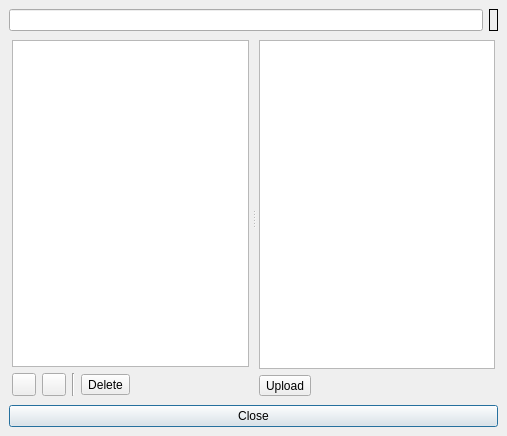
First picture: the form in trunk/app/ftpbrowserdialog.ui, repository BackupTheBerlios/imagerocket-svn, before the edit.
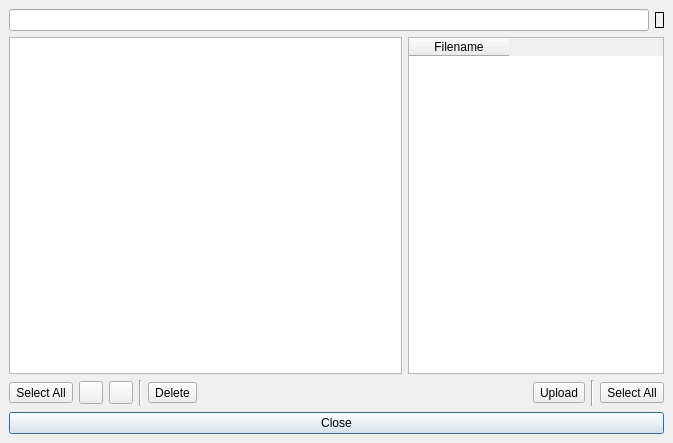
Second picture: the form after the edit. Icons and pictures are not drawn. Custom widgets are drawn as their Qt base class.

Commit message: Added FTP browser upload support

```diff
--- a/trunk/app/ftpbrowserdialog.ui
+++ b/trunk/app/ftpbrowserdialog.ui
@@ -8,8 +8,8 @@
    <rect>
     <x>0</x>
     <y>0</y>
-    <width>507</width>
-    <height>436</height>
+    <width>673</width>
+    <height>443</height>
    </rect>
   </property>
   <property name="windowTitle" >
@@ -22,8 +22,111 @@
    <property name="spacing" >
     <number>6</number>
    </property>
-   <item row="0" column="1" >
+   <item row="1" column="0" colspan="10" >
+    <layout class="QHBoxLayout" >
+     <property name="margin" >
+      <number>0</number>
+     </property>
+     <property name="spacing" >
+      <number>6</number>
+     </property>
+     <item>
+      <widget class="EnterTableView" name="tblFtpView" >
+       <property name="sizePolicy" >
+        <sizepolicy>
+         <hsizetype>7</hsizetype>
+         <vsizetype>7</vsizetype>
+         <horstretch>0</horstretch>
+         <verstretch>0</verstretch>
+        </sizepolicy>
+       </property>
+       <property name="showGrid" >
+        <bool>false</bool>
+       </property>
+      </widget>
+     </item>
+     <item>
+      <widget class="QTableWidget" name="tblImages" >
+       <property name="sizePolicy" >
+        <sizepolicy>
+         <hsizetype>5</hsizetype>
+         <vsizetype>7</vsizetype>
+         <horstretch>0</horstretch>
+         <verstretch>0</verstretch>
+        </sizepolicy>
+       </property>
+       <property name="showGrid" >
+        <bool>false</bool>
+       </property>
+       <column>
+        <property name="text" >
+         <string>Filename</string>
+        </property>
+       </column>
+      </widget>
+     </item>
+    </layout>
+   </item>
+   <item row="2" column="5" >
+    <spacer>
+     <property name="orientation" >
+      <enum>Qt::Horizontal</enum>
+     </property>
+     <property name="sizeHint" >
+      <size>
+       <width>81</width>
+       <height>26</height>
+      </size>
+     </property>
+    </spacer>
+   </item>
+   <item row="2" column="8" colspan="2" >
+    <widget class="QToolButton" name="btnSelectAllLocal" >
+     <property name="text" >
+      <string>Select All</string>
+     </property>
+    </widget>
+   </item>
+   <item row="2" column="6" >
+    <widget class="QToolButton" name="btnUpload" >
+     <property name="toolTip" >
+      <string>Upload</string>
+     </property>
+     <property name="text" >
+      <string>Upload</string>
+     </property>
+     <property name="icon" >
+      <iconset resource="pixmaps.qrc" >:/pixmaps/back.png</iconset>
+     </property>
+     <property name="toolButtonStyle" >
+      <enum>Qt::ToolButtonTextBesideIcon</enum>
+     </property>
+    </widget>
+   </item>
+   <item row="3" column="0" colspan="10" >
+    <widget class="QPushButton" name="btnClose" >
+     <property name="text" >
+      <string>Close</string>
+     </property>
+    </widget>
+   </item>
+   <item row="0" column="0" colspan="9" >
+    <widget class="QLineEdit" name="linFtpPosition" >
+     <property name="readOnly" >
+      <bool>true</bool>
+     </property>
+    </widget>
+   </item>
+   <item row="0" column="9" >
     <widget class="QLabel" name="lblStatus" >
+     <property name="sizePolicy" >
+      <sizepolicy>
+       <hsizetype>0</hsizetype>
+       <vsizetype>0</vsizetype>
+       <horstretch>0</horstretch>
+       <verstretch>0</verstretch>
+      </sizepolicy>
+     </property>
      <property name="frameShape" >
       <enum>QFrame::Box</enum>
      </property>
@@ -35,27 +138,21 @@
      </property>
     </widget>
    </item>
-   <item row="0" column="0" >
-    <widget class="QLineEdit" name="linFtpPosition" >
-     <property name="readOnly" >
-      <bool>true</bool>
-     </property>
-    </widget>
-   </item>
-   <item row="1" column="0" colspan="2" >
-    <widget class="QSplitter" name="splitter" >
+   <item row="2" column="7" >
+    <widget class="Line" name="line_2" >
      <property name="orientation" >
-      <enum>Qt::Horizontal</enum>
+      <enum>Qt::Vertical</enum>
      </property>
-     <widget class="QWidget" name="layoutWidget" >
-      <layout class="QGridLayout" >
-       <property name="margin" >
-        <number>3</number>
-       </property>
-       <property name="spacing" >
-        <number>6</number>
-       </property>
-       <item row="1" column="0" >
+    </widget>
+   </item>
+   <item row="2" column="0" >
+    <widget class="QToolButton" name="btnSelectAllRemote" >
+     <property name="text" >
+      <string>Select All</string>
+     </property>
+    </widget>
+   </item>
+   <item row="2" column="1" >
         <widget class="QToolButton" name="btnUp" >
          <property name="toolTip" >
           <string>Up One Directory</string>
@@ -68,14 +165,14 @@
          </property>
         </widget>
        </item>
-       <item row="1" column="2" >
+   <item row="2" column="3" >
         <widget class="Line" name="line" >
          <property name="orientation" >
           <enum>Qt::Vertical</enum>
          </property>
         </widget>
        </item>
-       <item row="1" column="1" >
+   <item row="2" column="2" >
         <widget class="QToolButton" name="btnRefresh" >
          <property name="toolTip" >
           <string>Refresh</string>
@@ -88,7 +185,7 @@
          </property>
         </widget>
        </item>
-       <item row="1" column="3" >
+   <item row="2" column="4" >
         <widget class="QToolButton" name="btnDelete" >
          <property name="text" >
           <string>Delete</string>
@@ -101,86 +198,10 @@
          </property>
         </widget>
        </item>
-       <item row="1" column="4" colspan="2" >
-        <spacer>
-         <property name="orientation" >
-          <enum>Qt::Horizontal</enum>
-         </property>
-         <property name="sizeHint" >
-          <size>
-           <width>41</width>
-           <height>20</height>
-          </size>
-         </property>
-        </spacer>
-       </item>
-       <item row="0" column="0" colspan="6" >
-        <widget class="EnterTableView" name="tblFtpView" />
-       </item>
-      </layout>
-     </widget>
-     <widget class="QWidget" name="layoutWidget" >
-      <layout class="QGridLayout" >
-       <property name="margin" >
-        <number>3</number>
-       </property>
-       <property name="spacing" >
-        <number>6</number>
-       </property>
-       <item row="1" column="2" >
-        <spacer>
-         <property name="orientation" >
-          <enum>Qt::Horizontal</enum>
-         </property>
-         <property name="sizeHint" >
-          <size>
-           <width>40</width>
-           <height>20</height>
-          </size>
-         </property>
-        </spacer>
-       </item>
-       <item row="1" column="0" colspan="2" >
-        <widget class="QToolButton" name="btnUpload" >
-         <property name="toolTip" >
-          <string>Upload</string>
-         </property>
-         <property name="text" >
-          <string>Upload</string>
-         </property>
-         <property name="icon" >
-          <iconset resource="pixmaps.qrc" >:/pixmaps/back.png</iconset>
-         </property>
-         <property name="toolButtonStyle" >
-          <enum>Qt::ToolButtonTextBesideIcon</enum>
-         </property>
-        </widget>
-       </item>
-       <item row="0" column="0" colspan="3" >
-        <widget class="SmallListWidget" name="lstImages" />
-       </item>
-      </layout>
-     </widget>
-    </widget>
-   </item>
-   <item row="2" column="0" colspan="2" >
-    <widget class="QPushButton" name="btnCancel" >
-     <property name="text" >
-      <string>Close</string>
-     </property>
-    </widget>
-   </item>
   </layout>
  </widget>
  <pixmapfunction></pixmapfunction>
  <customwidgets>
-  <customwidget>
-   <class>SmallListWidget</class>
-   <extends>QListWidget</extends>
-   <header>RocketFtpBrowserDialog.h</header>
-   <container>0</container>
-   <pixmap></pixmap>
-  </customwidget>
   <customwidget>
    <class>EnterTableView</class>
    <extends>QTableView</extends>
```
Left out of the diff: 38 changed lines with no effect on the pictures. Lines whose indentation alone changed are shown as unchanged. The commit also changes 4 other files.
